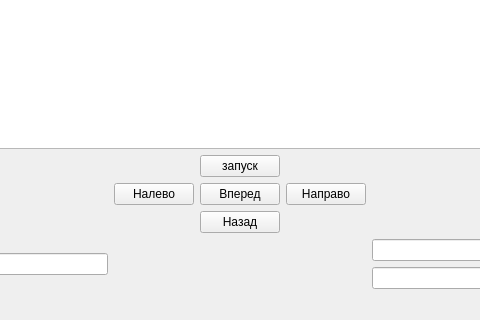
Above: mainwindow.ui from Polliakoff/Collabreequeue-2-rep before the change; both pictures show x 160 to 640 and y 280 to 600 of the 800 by 600 pixel window. Below: the same form after it.
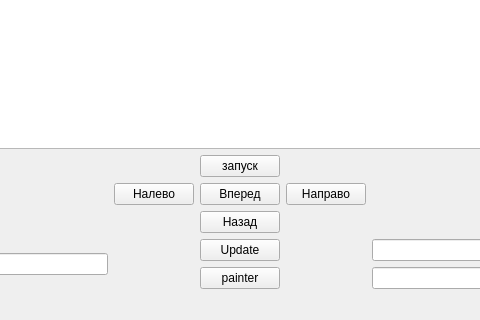
That is the form after the change.

```diff
--- a/mainwindow.ui
+++ b/mainwindow.ui
@@ -62,6 +62,20 @@
     <item row="0" column="0" colspan="5">
      <widget class="QGraphicsView" name="graphicsView"/>
     </item>
+    <item row="5" column="2">
+     <widget class="QPushButton" name="pushButton_6">
+      <property name="text">
+       <string>painter</string>
+      </property>
+     </widget>
+    </item>
+    <item row="4" column="2">
+     <widget class="QPushButton" name="pushButton_7">
+      <property name="text">
+       <string>Update</string>
+      </property>
+     </widget>
+    </item>
    </layout>
   </widget>
   <widget class="QMenuBar" name="menubar">
```
